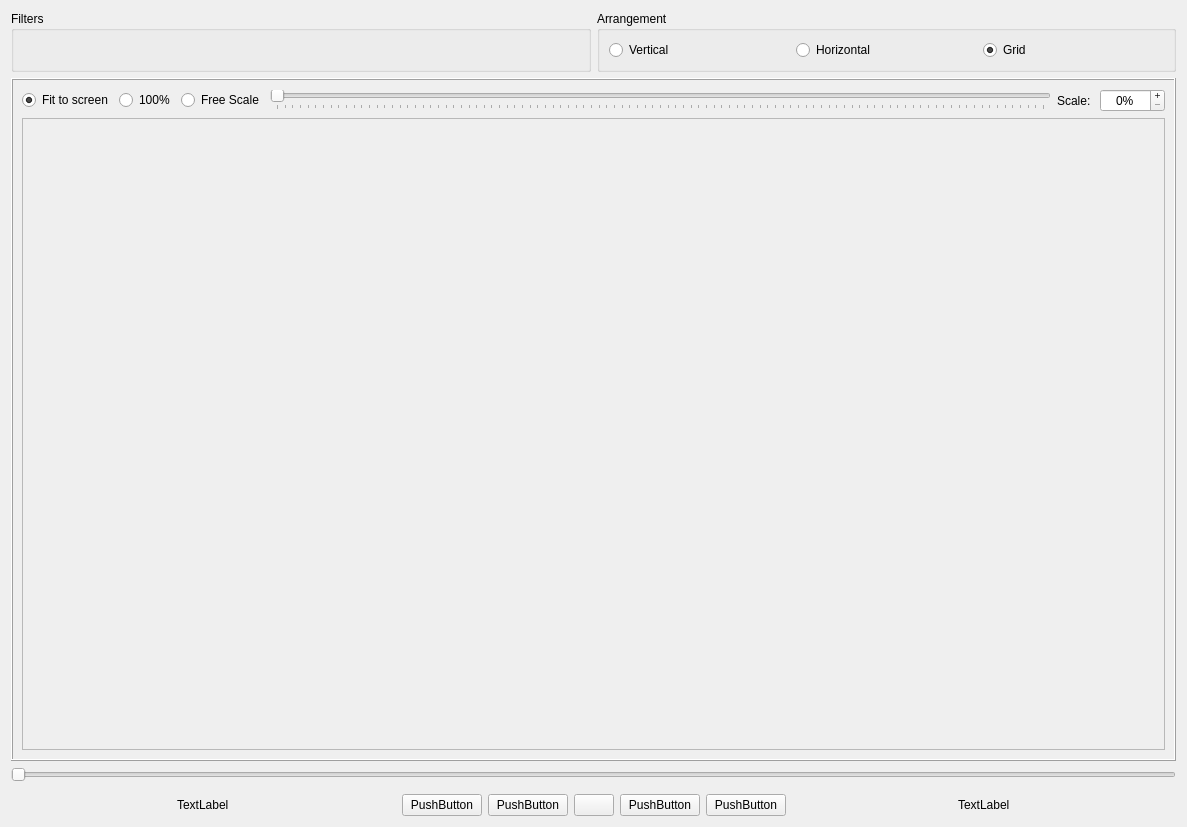
First picture: the form in Source/GUI/player.ui, repository bavc/qctools, before the edit.
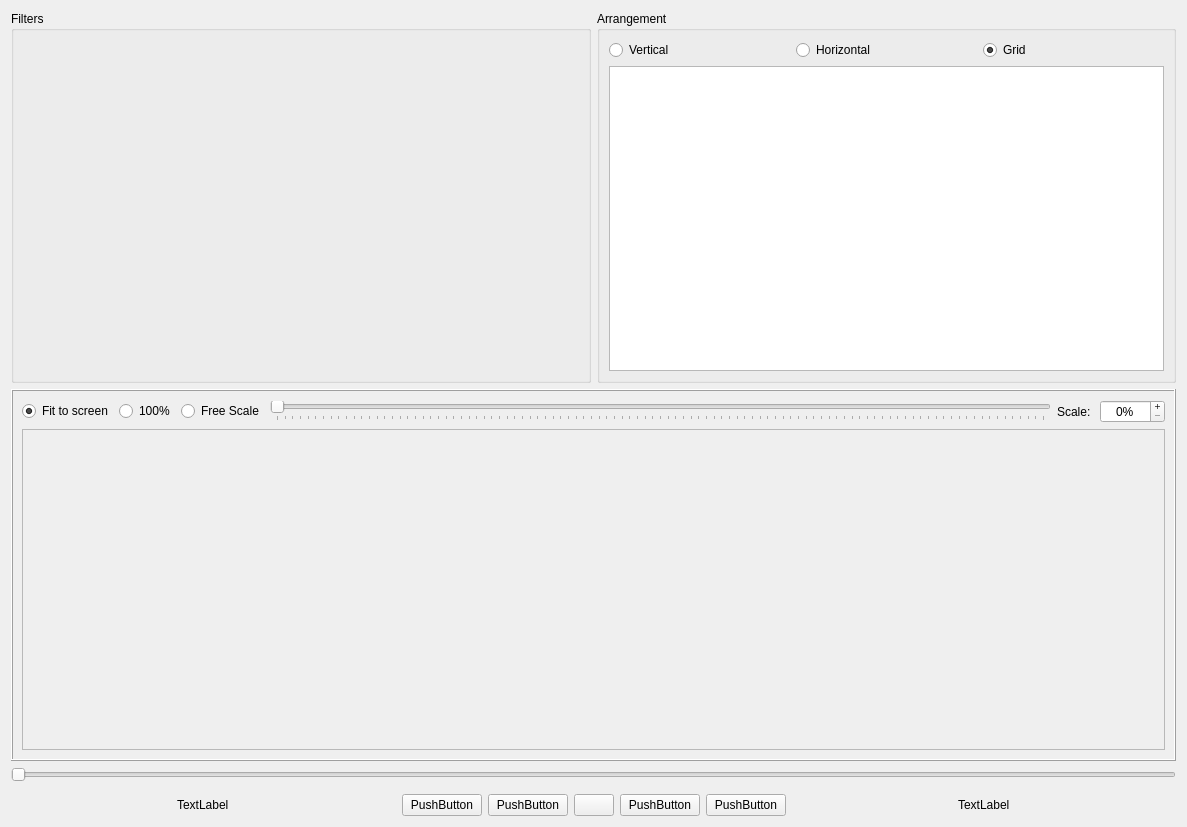
Second picture: the form after the edit. Icons and pictures are not drawn.

Commit message: add some logging to simplify filters troubleshooting /development

What changed in the file:
```diff
--- a/Source/GUI/player.ui
+++ b/Source/GUI/player.ui
@@ -132,7 +132,7 @@
          <property name="geometry">
           <rect>
            <x>422</x>
-           <y>181</y>
+           <y>28</y>
            <width>300</width>
            <height>246</height>
           </rect>
@@ -299,6 +299,9 @@
         </property>
        </widget>
       </item>
+      <item row="1" column="0" colspan="3">
+       <widget class="QPlainTextEdit" name="plainTextEdit"/>
+      </item>
      </layout>
     </widget>
    </item>
```
The commit also changes 1 other file.
